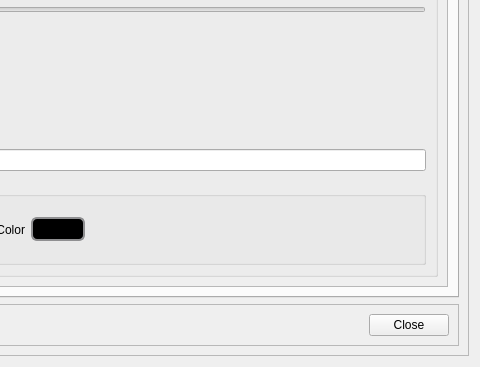
Before: the Qt Designer form OpenKJ/dlgsettings.ui in OpenKJ/OpenKJ, drawn with Qt 5; both pictures show x 423 to 903 and y 408 to 775 of the 903 by 775 pixel window.
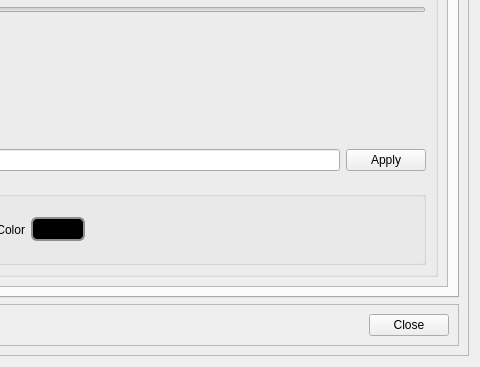
After: the same form once the commit is applied. Icons and pictures are not drawn.

Commit message:
Add apply button for ticker custom message
User request.  Previous behavior was to update the ticker in realtime
which was making it reset with every keystroke.  This makes it not
change until intentionally applied.

Diff of the .ui file:
```diff
--- a/OpenKJ/dlgsettings.ui
+++ b/OpenKJ/dlgsettings.ui
@@ -771,6 +771,13 @@
                        </property>
                       </widget>
                      </item>
+                     <item>
+                      <widget class="QPushButton" name="pushButtonApplyTickerMsg">
+                       <property name="text">
+                        <string>Apply</string>
+                       </property>
+                      </widget>
+                     </item>
                     </layout>
                    </item>
                    <item>
```
The commit also changes 8 other files.
